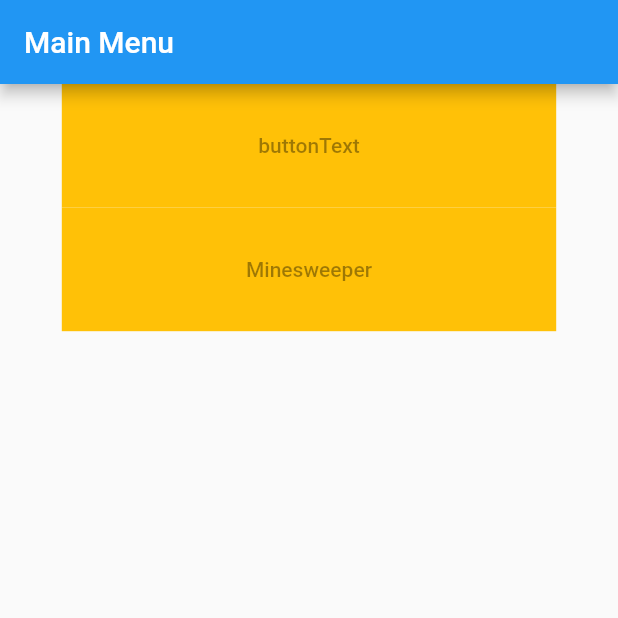
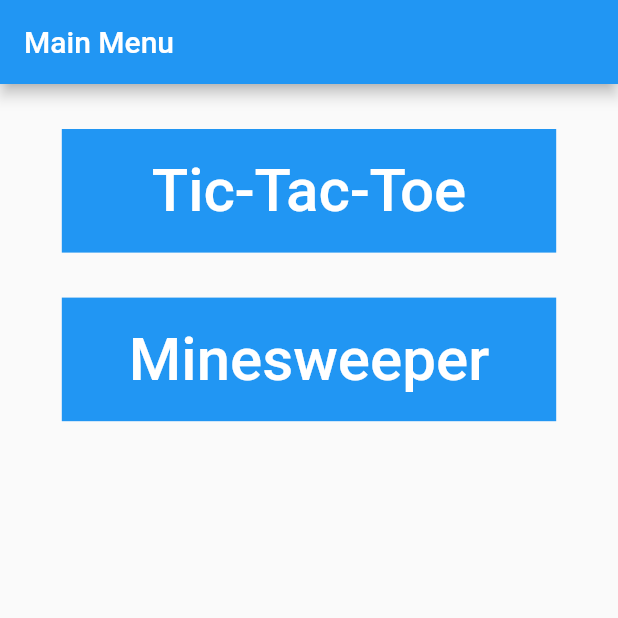
Before and after one commit to Morgan1420/flutter_game_hub, a Flutter app: the screen it shows after launch, on a phone screen of 412 x 824 dp, the top half of it. Run offline on Flutter 3.47's test engine with Material 2 defaults, Android fonts, the phone set to English and light mode, and no system bars; missing offline and left inert: dart:html.

Commit message:
tic tac toe begins

```diff
--- a/game_hub/lib/main.dart
+++ b/game_hub/lib/main.dart
@@ -1,4 +1,7 @@
+import 'dart:ui';
+
 import 'package:flutter/material.dart';
+import './tictactoe.dart';
 
 void main() {
   runApp(MainMenu());
@@ -11,17 +14,12 @@
       debugShowCheckedModeBanner: false,
       title: 'Game HUB',
       theme: ThemeData(primarySwatch: Colors.blue),
-      home: MainMenu_sf(),
+      home: HomeMenu(),
     );
   }
 }
 
-class MainMenu_sf extends StatefulWidget {
-  @override
-  _MainMenuState createState() => _MainMenuState();
-}
-
-class _MainMenuState extends State<MainMenu_sf> {
+class HomeMenu extends StatelessWidget {
   @override
   Widget build(BuildContext context) {
     return Scaffold(
@@ -31,23 +29,33 @@
             alignment: Alignment.center,
             child: Column(
               children: <Widget>[
-                buildButton("buttonText", Colors.amber, 1),
-                buildButton("Minesweeper", Colors.amber, 1),
+                buildButton("Tic-Tac-Toe", Colors.blue, 1, context),
+                buildButton("Minesweeper", Colors.blue, 1, context),
               ],
             )),
       ]),
     );
   }
 
-  Widget buildButton(
-      String buttonText, Color buttonColor, double buttonHeight) {
+  Widget buildButton(String buttonText, Color buttonColor, double buttonHeight,
+      BuildContext context) {
     return Container(
       height: MediaQuery.of(context).size.height * .1 * buttonHeight,
       width: MediaQuery.of(context).size.width * 0.8,
+      margin: EdgeInsets.fromLTRB(0, 30, 0, 0),
       color: buttonColor,
       child: TextButton(
-        onPressed: null,
-        child: Text(buttonText),
+        onPressed: () {
+          if (buttonText == "Tic-Tac-Toe") {
+            Navigator.push(
+                context, MaterialPageRoute(builder: (context) => TicTacToe()));
+          }
+        },
+        child: Text(buttonText,
+            style: const TextStyle(
+              fontSize: 40,
+              color: Colors.white,
+            )),
       ),
     );
   }
```
Also changed, not shown: game_hub/lib/tictactoe.dart (added, +97 -0 lines).
